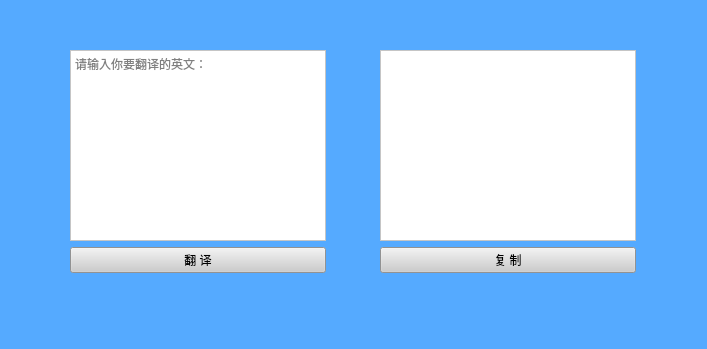
Above: 百度翻译/baidu.ui from lostboy110/- before the change. Below: the same form after it.
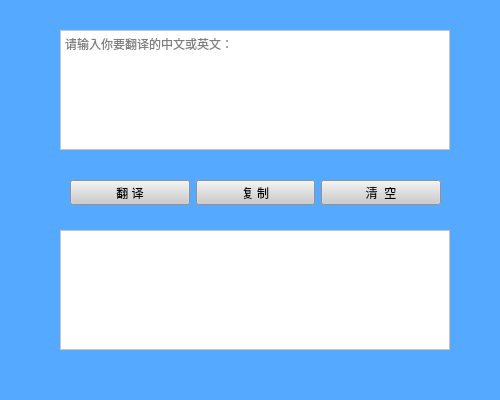
That is the form after the change. Icons and pictures are not drawn.

Diff of the .ui file:
```diff
--- a/百度翻译/baidu.ui
+++ b/百度翻译/baidu.ui
@@ -6,20 +6,20 @@
    <rect>
     <x>0</x>
     <y>0</y>
-    <width>707</width>
-    <height>349</height>
+    <width>500</width>
+    <height>400</height>
    </rect>
   </property>
   <property name="minimumSize">
    <size>
-    <width>707</width>
-    <height>349</height>
+    <width>500</width>
+    <height>400</height>
    </size>
   </property>
   <property name="maximumSize">
    <size>
-    <width>707</width>
-    <height>349</height>
+    <width>500</width>
+    <height>400</height>
    </size>
   </property>
   <property name="windowTitle">
@@ -33,30 +33,47 @@
    <string notr="true">background-color: rgb(85, 170, 255);</string>
   </property>
   <widget class="QWidget" name="centralwidget">
+   <widget class="QTextEdit" name="textEdit_2">
+    <property name="geometry">
+     <rect>
+      <x>60</x>
+      <y>230</y>
+      <width>390</width>
+      <height>120</height>
+     </rect>
+    </property>
+    <property name="styleSheet">
+     <string notr="true">background-color: rgb(255, 255, 255);</string>
+    </property>
+    <property name="html">
+     <string>&lt;!DOCTYPE HTML PUBLIC &quot;-//W3C//DTD HTML 4.0//EN&quot; &quot;http://www.w3.org/TR/REC-html40/strict.dtd&quot;&gt;
+&lt;html&gt;&lt;head&gt;&lt;meta name=&quot;qrichtext&quot; content=&quot;1&quot; /&gt;&lt;style type=&quot;text/css&quot;&gt;
+p, li { white-space: pre-wrap; }
+&lt;/style&gt;&lt;/head&gt;&lt;body style=&quot; font-family:'SimSun'; font-size:9pt; font-weight:400; font-style:normal;&quot;&gt;
+&lt;p style=&quot;-qt-paragraph-type:empty; margin-top:0px; margin-bottom:0px; margin-left:0px; margin-right:0px; -qt-block-indent:0; text-indent:0px;&quot;&gt;&lt;br /&gt;&lt;/p&gt;&lt;/body&gt;&lt;/html&gt;</string>
+    </property>
+   </widget>
    <widget class="QWidget" name="layoutWidget">
     <property name="geometry">
      <rect>
       <x>70</x>
-      <y>50</y>
-      <width>566</width>
-      <height>223</height>
+      <y>180</y>
+      <width>371</width>
+      <height>25</height>
      </rect>
     </property>
-    <layout class="QGridLayout" name="gridLayout">
-     <item row="0" column="1">
-      <spacer name="horizontalSpacer">
-       <property name="orientation">
-        <enum>Qt::Horizontal</enum>
+    <layout class="QHBoxLayout" name="horizontalLayout">
+     <item>
+      <widget class="QPushButton" name="pushButton">
+       <property name="styleSheet">
+        <string notr="true">background-color: rgb(204, 204, 204);</string>
        </property>
-       <property name="sizeHint" stdset="0">
-        <size>
-         <width>40</width>
-         <height>20</height>
-        </size>
+       <property name="text">
+        <string>翻 译</string>
        </property>
-      </spacer>
+      </widget>
      </item>
-     <item row="1" column="2">
+     <item>
       <widget class="QPushButton" name="pushButton_2">
        <property name="styleSheet">
         <string notr="true">background-color: rgb(204, 204, 204);</string>
@@ -66,8 +83,27 @@
        </property>
       </widget>
      </item>
-     <item row="0" column="0">
+     <item>
+      <widget class="QPushButton" name="pushButton_3">
+       <property name="styleSheet">
+        <string notr="true">background-color: rgb(204, 204, 204);</string>
+       </property>
+       <property name="text">
+        <string>清  空</string>
+       </property>
+      </widget>
+     </item>
+    </layout>
+   </widget>
       <widget class="QTextEdit" name="textEdit">
+    <property name="geometry">
+     <rect>
+      <x>60</x>
+      <y>30</y>
+      <width>390</width>
+      <height>120</height>
+     </rect>
+    </property>
        <property name="tabletTracking">
         <bool>false</bool>
        </property>
@@ -88,35 +124,8 @@
 &lt;p style=&quot;-qt-paragraph-type:empty; margin-top:0px; margin-bottom:0px; margin-left:0px; margin-right:0px; -qt-block-indent:0; text-indent:0px;&quot;&gt;&lt;br /&gt;&lt;/p&gt;&lt;/body&gt;&lt;/html&gt;</string>
        </property>
        <property name="placeholderText">
-        <string>请输入你要翻译的英文：</string>
-       </property>
-      </widget>
-     </item>
-     <item row="1" column="0">
-      <widget class="QPushButton" name="pushButton">
-       <property name="styleSheet">
-        <string notr="true">background-color: rgb(204, 204, 204);</string>
-       </property>
-       <property name="text">
-        <string>翻 译</string>
-       </property>
-      </widget>
-     </item>
-     <item row="0" column="2">
-      <widget class="QTextEdit" name="textEdit_2">
-       <property name="styleSheet">
-        <string notr="true">background-color: rgb(255, 255, 255);</string>
-       </property>
-       <property name="html">
-        <string>&lt;!DOCTYPE HTML PUBLIC &quot;-//W3C//DTD HTML 4.0//EN&quot; &quot;http://www.w3.org/TR/REC-html40/strict.dtd&quot;&gt;
-&lt;html&gt;&lt;head&gt;&lt;meta name=&quot;qrichtext&quot; content=&quot;1&quot; /&gt;&lt;style type=&quot;text/css&quot;&gt;
-p, li { white-space: pre-wrap; }
-&lt;/style&gt;&lt;/head&gt;&lt;body style=&quot; font-family:'SimSun'; font-size:9pt; font-weight:400; font-style:normal;&quot;&gt;
-&lt;p style=&quot;-qt-paragraph-type:empty; margin-top:0px; margin-bottom:0px; margin-left:0px; margin-right:0px; -qt-block-indent:0; text-indent:0px;&quot;&gt;&lt;br /&gt;&lt;/p&gt;&lt;/body&gt;&lt;/html&gt;</string>
-       </property>
-      </widget>
-     </item>
-    </layout>
+     <string>请输入你要翻译的中文或英文：</string>
+    </property>
    </widget>
   </widget>
   <widget class="QMenuBar" name="menubar">
```
Left out of the diff: 4 changed lines with no effect on the pictures. Lines whose indentation alone changed are shown as unchanged.
